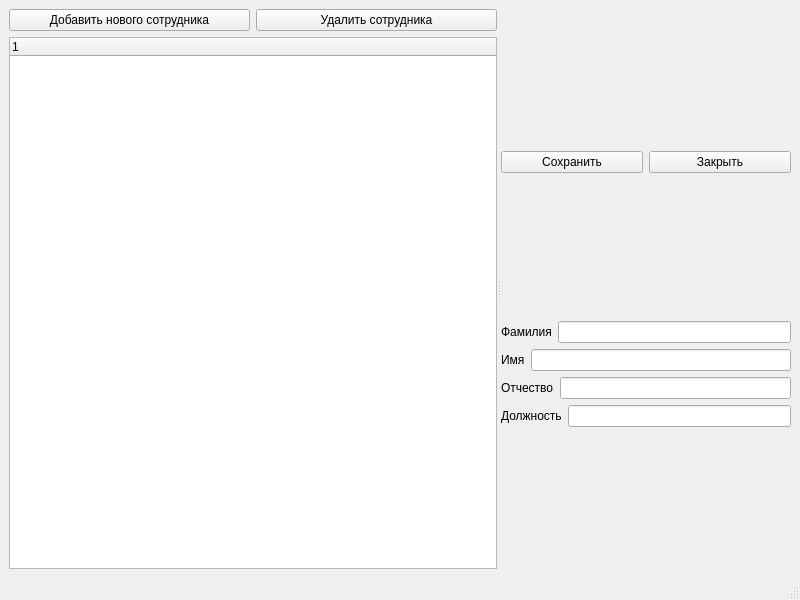
The window that qtrunnerapp.ui (hyrrokkin/test) describes before a commit, drawn with Qt 5.
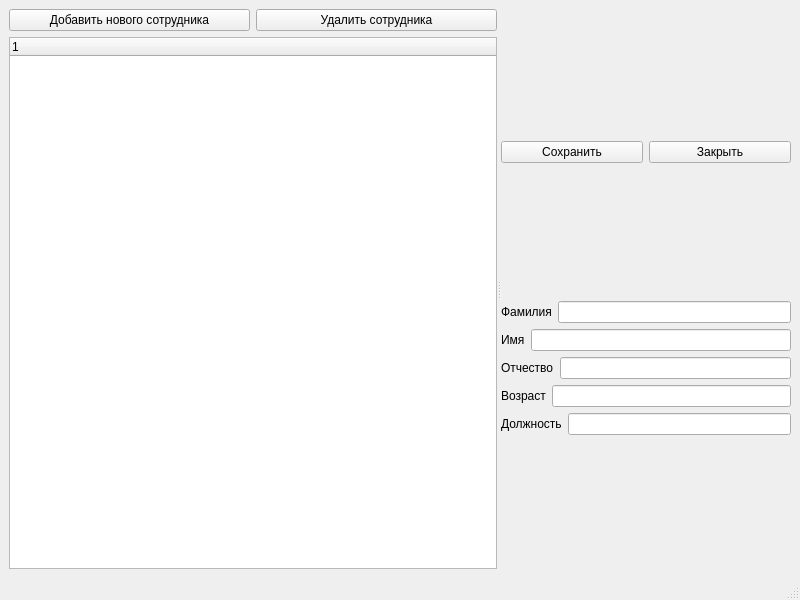
The same window after the commit.

What changed in the file:
```diff
--- a/qtrunnerapp.ui
+++ b/qtrunnerapp.ui
@@ -76,49 +76,7 @@
         </item>
         <item row="1" column="0">
          <layout class="QGridLayout" name="gridLayout_6">
-          <item row="0" column="0">
-           <layout class="QHBoxLayout" name="nameHBox">
-            <item>
-             <widget class="QLabel" name="surnameLabel">
-              <property name="text">
-               <string>Фамилия</string>
-              </property>
-             </widget>
-            </item>
-            <item>
-             <widget class="QLineEdit" name="surnameLineEditor"/>
-            </item>
-           </layout>
-          </item>
-          <item row="1" column="0">
-           <layout class="QHBoxLayout" name="nameHBox_2">
-            <item>
-             <widget class="QLabel" name="nameLabel">
-              <property name="text">
-               <string>Имя</string>
-              </property>
-             </widget>
-            </item>
-            <item>
-             <widget class="QLineEdit" name="nameLaneEditor"/>
-            </item>
-           </layout>
-          </item>
-          <item row="2" column="0">
-           <layout class="QHBoxLayout" name="patronymicHBox">
-            <item>
-             <widget class="QLabel" name="patronymicLabel">
-              <property name="text">
-               <string>Отчество</string>
-              </property>
-             </widget>
-            </item>
-            <item>
-             <widget class="QLineEdit" name="patronymicLineEdit"/>
-            </item>
-           </layout>
-          </item>
-          <item row="3" column="0">
+          <item row="5" column="0">
            <layout class="QHBoxLayout" name="positionHBox">
             <item>
              <widget class="QLabel" name="positionLabel">
@@ -132,6 +90,62 @@
             </item>
            </layout>
           </item>
+          <item row="3" column="0">
+           <layout class="QHBoxLayout" name="patronymicHBox">
+            <item>
+             <widget class="QLabel" name="patronymicLabel">
+              <property name="text">
+               <string>Отчество</string>
+              </property>
+             </widget>
+            </item>
+            <item>
+             <widget class="QLineEdit" name="patronymicLineEdit"/>
+            </item>
+           </layout>
+          </item>
+          <item row="2" column="0">
+           <layout class="QHBoxLayout" name="nameHBox_2">
+            <item>
+             <widget class="QLabel" name="nameLabel">
+              <property name="text">
+               <string>Имя</string>
+              </property>
+             </widget>
+            </item>
+            <item>
+             <widget class="QLineEdit" name="nameLaneEditor"/>
+            </item>
+           </layout>
+          </item>
+          <item row="1" column="0">
+           <layout class="QHBoxLayout" name="nameHBox">
+            <item>
+             <widget class="QLabel" name="surnameLabel">
+              <property name="text">
+               <string>Фамилия</string>
+              </property>
+             </widget>
+            </item>
+            <item>
+             <widget class="QLineEdit" name="surnameLineEditor"/>
+            </item>
+           </layout>
+          </item>
+          <item row="4" column="0">
+           <layout class="QHBoxLayout" name="age_HBox">
+            <item>
+             <widget class="QLabel" name="ageLabel">
+              <property name="text">
+               <string>Возраст</string>
+              </property>
+             </widget>
+            </item>
+            <item>
+             <widget class="QLineEdit" name="ageLineEdit"/>
+            </item>
+           </layout>
+          </item>
          </layout>
         </item>
        </layout>
```
